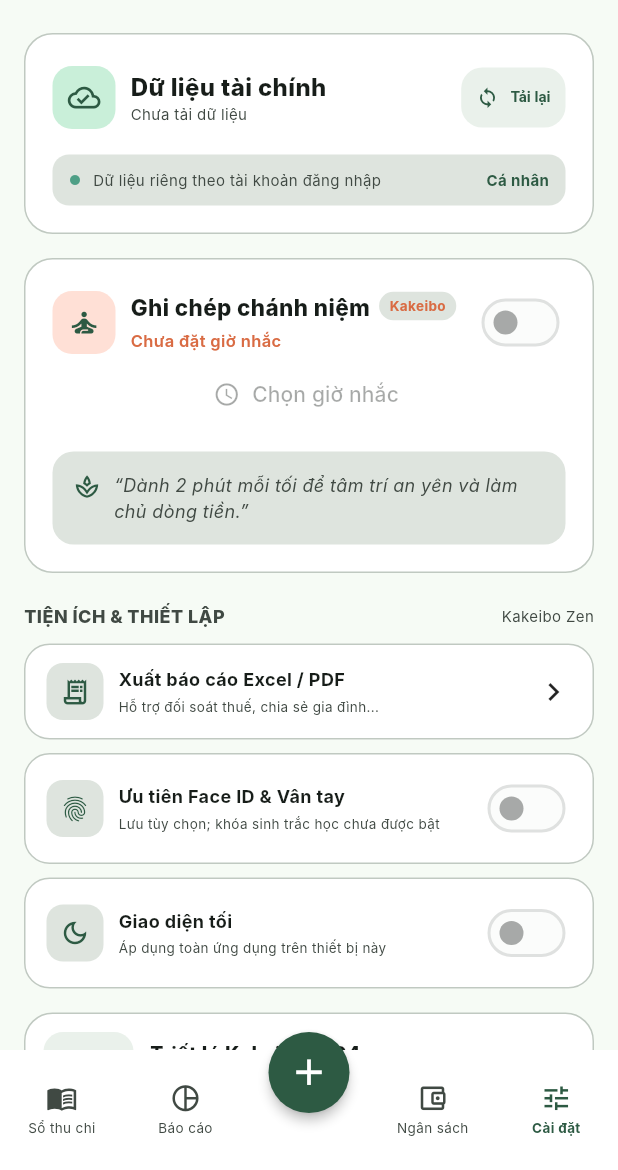
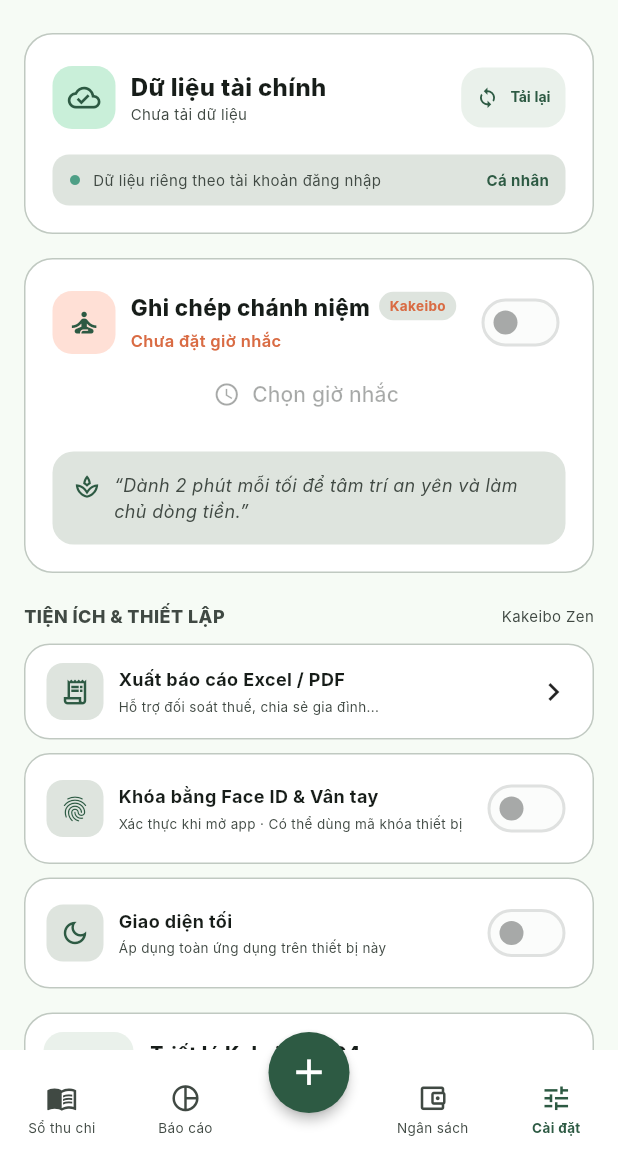
Before and after one commit to Drista4real/Project1, a Flutter app: the screen it shows after launch, item 4 of the bottom bar chosen, scrolled down 576 dp, on a phone screen of 412 x 824 dp, the part 66-1236 px from its top. Run offline on Flutter 3.47's test engine with Material 3 defaults, Android fonts, the phone set to English and light mode, and no system bars; our stand-ins replace flutter_bloc, flutter_local_notifications, flutter_timezone, go_router, local_auth, shared_preferences and 2 more; missing offline and left inert: record, sherpa_onnx; accounts and stored records are empty; Roboto replaces fonts that are missing (Inter); project files that could hold a hidden picture were left out.

Commit message:
feat: protect finance screens with device authentication
Require device-owner authentication for app access and lock changes, and reset route state when switching accounts.

Refs #37

```diff
--- a/frontend/lib/app/app_router.dart
+++ b/frontend/lib/app/app_router.dart
@@ -8,7 +8,8 @@ import 'package:project_one/features/transactions/screens/quick_add_transaction_
 import 'package:project_one/features/ai/screens/ai_quick_input_screen.dart';
 import 'package:project_one/features/forecast/screens/cashflow_forecast_screen.dart';
 
-final GoRouter appRouter = GoRouter(
+/// Each signed-in account owns a fresh navigation tree and screen state.
+GoRouter createAppRouter() => GoRouter(
   initialLocation: AppRoutes.ledger,
   routes: [
     GoRoute(
--- a/frontend/lib/app/kakeibo_app.dart
+++ b/frontend/lib/app/kakeibo_app.dart
@@ -1,25 +1,52 @@
 import 'package:flutter/material.dart';
+
 import 'package:project_one/app/app_router.dart';
+import 'package:project_one/core/theme/app_theme.dart';
 import 'package:project_one/app/app_dependencies.dart';
-import 'package:project_one/core/theme/app_theme.dart';
+import 'package:project_one/features/settings/widgets/app_lock_gate.dart';
 import 'package:project_one/features/settings/cubit/app_preferences.dart';
 
 class KakeiboZenApp extends StatelessWidget {
   const KakeiboZenApp({super.key, this.preferences});
   final AppPreferences? preferences;
+
   @override
   Widget build(BuildContext context) {
     final source = preferences ?? AppDependencies.preferences;
     return ListenableBuilder(
       listenable: source,
-      builder: (context, _) => MaterialApp.router(
-        title: 'Kakeibo Zen - Sổ Thu Chi & Dự Báo Dòng Tiền AI',
-        debugShowCheckedModeBanner: false,
-        theme: AppTheme.kakeiboTheme,
-        darkTheme: AppTheme.kakeiboDarkTheme,
-        themeMode: source.themeMode,
-        routerConfig: appRouter,
-      ),
+      builder: (context, _) =>
+          _AccountApp(key: ValueKey(source.userId), preferences: source),
     );
   }
 }
+
+class _AccountApp extends StatefulWidget {
+  const _AccountApp({super.key, required this.preferences});
+  final AppPreferences preferences;
+  @override
+  State<_AccountApp> createState() => _AccountAppState();
+}
+
+class _AccountAppState extends State<_AccountApp> {
+  final _router = createAppRouter();
+  @override
+  void dispose() {
+    _router.dispose();
+    super.dispose();
+  }
+
+  @override
+  Widget build(BuildContext context) => MaterialApp.router(
+    title: 'Kakeibo Zen - Sổ Thu Chi & Dự Báo Dòng Tiền AI',
+    debugShowCheckedModeBanner: false,
+    theme: AppTheme.kakeiboTheme,
+    darkTheme: AppTheme.kakeiboDarkTheme,
+    themeMode: widget.preferences.themeMode,
+    builder: (context, child) => AppLockGate(
+      preferences: widget.preferences,
+      child: child ?? const SizedBox.shrink(),
+    ),
+    routerConfig: _router,
+  );
+}
--- a/frontend/lib/features/settings/screens/settings_screen.dart
+++ b/frontend/lib/features/settings/screens/settings_screen.dart
@@ -36,13 +36,12 @@ class _SettingsScreenState extends State<SettingsScreen> {
   String? get _reminderTime => _profile?['reminder_time'] as String?;
   Future<void> _saveReminder(String? value) =>
       _saveLegacyPreference('reminder_time', value);
-  Future<void> _saveBiometrics(bool value) =>
-      _saveLegacyPreference('biometrics_enabled', value);
+  Future<void> _saveBiometrics(bool value) => _preferences.setBiometrics(value);
   Future<void> _saveLegacyPreference(String field, dynamic value) =>
       _cubit.savePreference(field, value);
   bool _updatingDevice = false;
   bool get _reminders => _reminderTime != null;
-  bool get _biometrics => _profile?['biometrics_enabled'] == true;
+  bool get _biometrics => _preferences.biometrics;
   bool get _darkMode => _preferences.darkMode;
   bool get _loading => _cubit.state.loading;
   bool get _saving => _cubit.state.saving || _updatingDevice;
@@ -675,8 +674,10 @@ class _SettingsScreenState extends State<SettingsScreen> {
           const SizedBox(height: 9),
           _SettingTile(
             icon: Icons.fingerprint,
-            title: 'Ưu tiên Face ID & Vân tay',
-            subtitle: 'Lưu tùy chọn; khóa sinh trắc học chưa được bật',
+            title: 'Khóa bằng Face ID & Vân tay',
+            subtitle: _preferences.security.supported
+                ? 'Xác thực khi mở app · Có thể dùng mã khóa thiết bị'
+                : 'Thiết bị này chưa hỗ trợ khóa ứng dụng',
             trailing: Switch(
               value: _biometrics,
               onChanged:
--- /dev/null
+++ b/frontend/lib/features/settings/widgets/app_lock_gate.dart
@@ -0,0 +1,150 @@
+import 'package:flutter/material.dart';
+import 'package:project_one/core/config/supabase_config.dart';
+import 'package:project_one/features/settings/cubit/app_preferences.dart';
+
+/// Covers all routes, including dialogs, when the app loses focus.
+class AppLockGate extends StatefulWidget {
+  const AppLockGate({
+    super.key,
+    required this.preferences,
+    required this.child,
+  });
+  final AppPreferences preferences;
+  final Widget child;
+
+  @override
+  State<AppLockGate> createState() => _AppLockGateState();
+}
+
+class _AppLockGateState extends State<AppLockGate> with WidgetsBindingObserver {
+  bool _signingOut = false;
+  String? _signOutError;
+
+  @override
+  void initState() {
+    super.initState();
+    WidgetsBinding.instance.addObserver(this);
+    WidgetsBinding.instance.addPostFrameCallback((_) {
+      if (mounted) widget.preferences.unlock();
+    });
+  }
+
+  @override
+  void dispose() {
+    WidgetsBinding.instance.removeObserver(this);
+    super.dispose();
+  }
+
+  @override
+  void didChangeAppLifecycleState(AppLifecycleState state) {
+    if (state == AppLifecycleState.inactive ||
+        state == AppLifecycleState.paused ||
+        state == AppLifecycleState.hidden) {
+      widget.preferences.lock();
+    } else if (state == AppLifecycleState.resumed) {
+      widget.preferences.unlock();
+    }
+  }
+
+  Future<void> _signOut() async {
+    setState(() {
+      _signingOut = true;
+      _signOutError = null;
+    });
+    try {
+      final previousUserId = widget.preferences.userId;
+      await SupabaseConfig.client.auth.signOut();
+      await widget.preferences.loadUser(null);
+      if (previousUserId != null) {
+        await widget.preferences.clearLockAfterSignOut(previousUserId);
+      }
+    } catch (error) {
+      if (mounted) {
+        setState(() => _signOutError = 'Không thể đăng xuất: $error');
+      }
+    } finally {
+      if (mounted) setState(() => _signingOut = false);
+    }
+  }
+
+  @override
+  Widget build(BuildContext context) => ListenableBuilder(
+    listenable: widget.preferences,
+    builder: (context, _) {
+      final preferences = widget.preferences;
+      return PopScope(
+        canPop: !preferences.locked,
+        child: Stack(
+          children: [
+            ExcludeFocus(
+              excluding: preferences.locked,
+              child: Offstage(
+                offstage: preferences.locked,
+                child: widget.child,
+              ),
+            ),
+            if (preferences.locked)
+              Positioned.fill(
+                child: Scaffold(
+                  body: SafeArea(
+                    child: Center(
+                      child: ConstrainedBox(
+                        constraints: const BoxConstraints(maxWidth: 420),
+                        child: Padding(
+                          padding: const EdgeInsets.all(24),
+                          child: Column(
+                            mainAxisSize: MainAxisSize.min,
+                            children: [
+                              const Icon(Icons.lock_outline, size: 56),
+                              const SizedBox(height: 16),
+                              Text(
+                                'Sổ tài chính đã khóa',
+                                style: Theme.of(context).textTheme.titleLarge,
+                              ),
+                              const SizedBox(height: 12),
+                              const Text(
+                                'Dùng Face ID, vân tay hoặc mã khóa thiết bị để tiếp tục.',
+                                textAlign: TextAlign.center,
+                              ),
+                              if (preferences.error != null) ...[
+                                const SizedBox(height: 12),
+                                Text(
+                                  preferences.error!,
+                                  textAlign: TextAlign.center,
+                                ),
+                              ],
+                              const SizedBox(height: 20),
+                              FilledButton.icon(
+                                onPressed:
+                                    preferences.authenticating || _signingOut
+                                    ? null
+                                    : preferences.unlock,
+                                icon: const Icon(Icons.fingerprint),
+                                label: Text(
+                                  preferences.authenticating
+                                      ? 'Đang xác thực...'
+                                      : 'Mở khóa',
+                                ),
+                              ),
+                              TextButton(
+                                onPressed:
+                                    preferences.authenticating || _signingOut
+                                    ? null
+                                    : _signOut,
+                                child: const Text('Đăng xuất tài khoản'),
+                              ),
+                              if (_signOutError != null) Text(_signOutError!),
+                            ],
+                          ),
+                        ),
+                      ),
+                    ),
+                  ),
+                ),
+              ),
+          ],
+        ),
+      );
+    },
+  );
+}
```
Also changed, not shown: frontend/lib/features/management/screens/record_form_screen.dart (+10 -3 lines), 2 other files.
